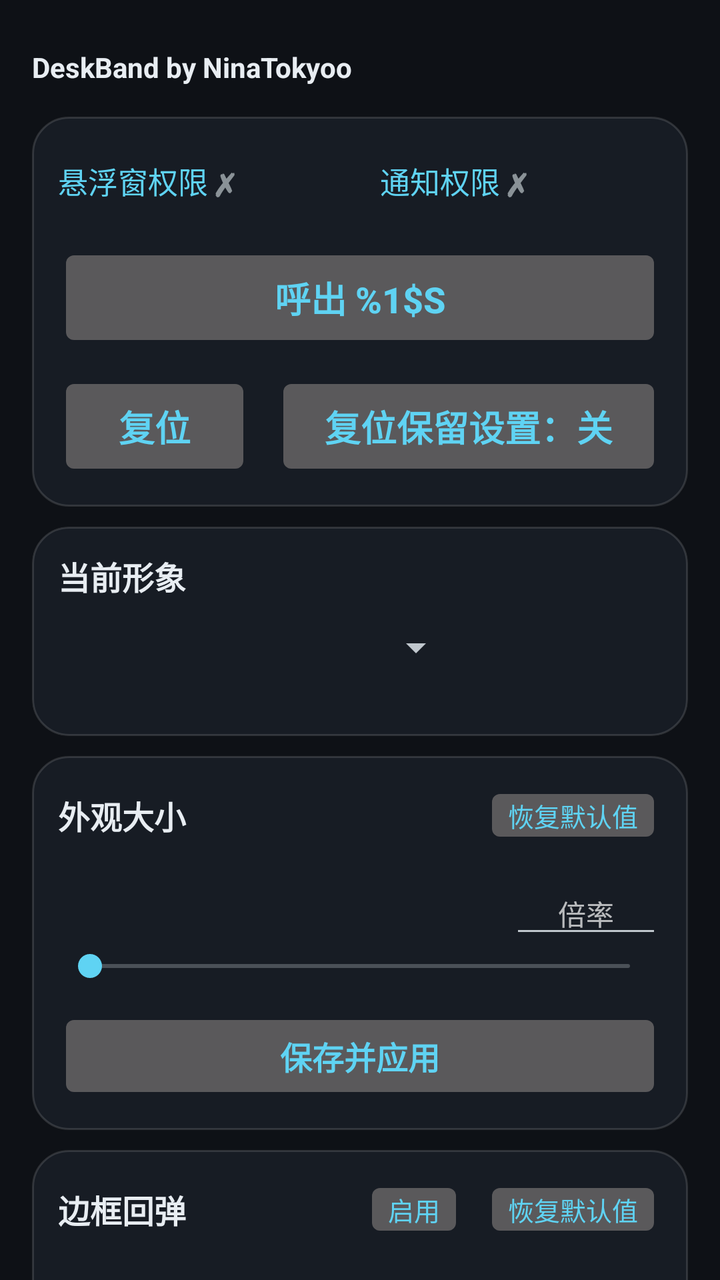
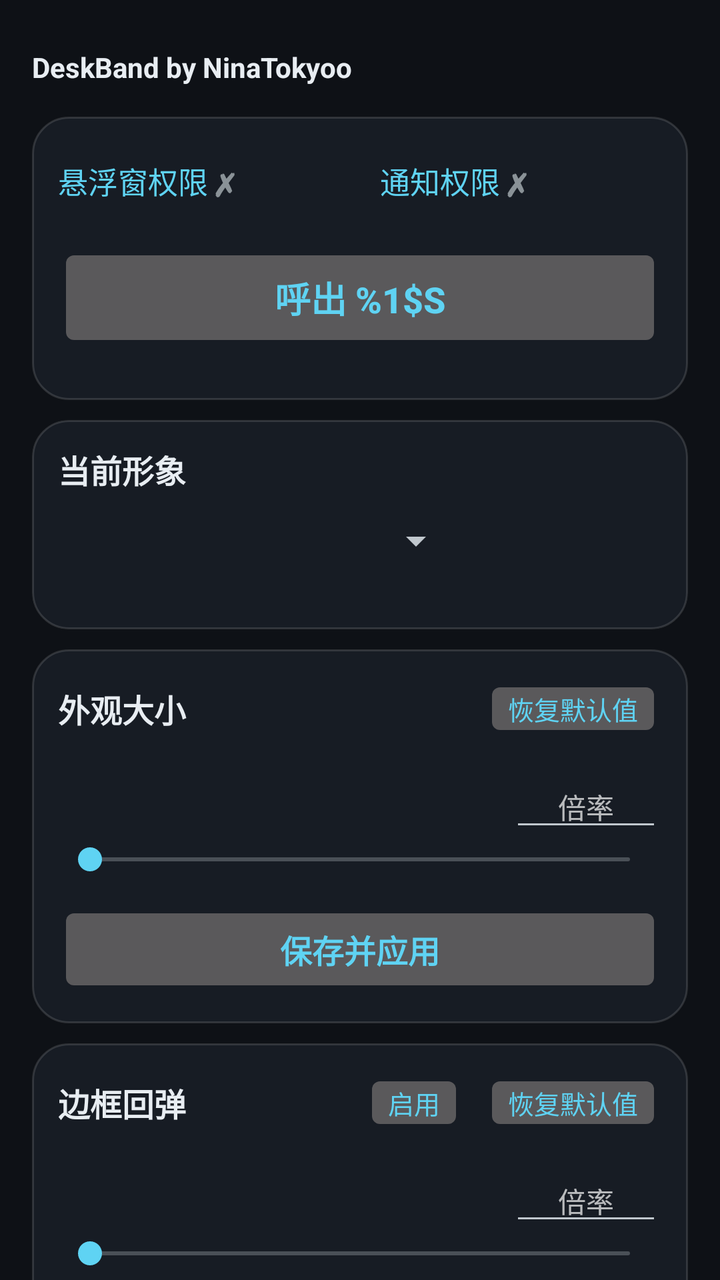

Two renders of the same Android screen: before a commit and after it. Below are the layout's source before the change and the commit's diff.
<!-- AndroidManifest.xml: application theme AppTheme -->
<!-- res/layout/activity_main.xml -->
<?xml version="1.0" encoding="utf-8"?>
<ScrollView xmlns:android="http://schemas.android.com/apk/res/android"
    android:id="@+id/root"
    android:layout_width="match_parent"
    android:layout_height="match_parent"
    android:fillViewport="true"
    android:background="@color/bg"
    android:overScrollMode="ifContentScrolls"
    android:scrollbarAlwaysDrawVerticalTrack="false"
    android:scrollbars="none">

    <LinearLayout
        android:layout_width="match_parent"
        android:layout_height="wrap_content"
        android:orientation="vertical"
        android:paddingTop="8dp"
        android:paddingBottom="28dp">

        
        <TextView
            android:id="@+id/txtTitle"
            android:layout_width="match_parent"
            android:layout_height="wrap_content"
            android:layout_marginStart="16dp"
            android:layout_marginEnd="16dp"
            android:layout_marginTop="18dp"
            android:layout_marginBottom="6dp"
            android:maxLines="1"
            android:includeFontPadding="false"
            android:text="@string/ui_title"
            android:textColor="@color/text_primary"
            android:textStyle="bold" />

        
        <LinearLayout style="@style/Card" android:tag="card" android:layout_marginStart="16dp" android:layout_marginEnd="16dp">

            
            <LinearLayout
                android:layout_width="match_parent"
                android:layout_height="wrap_content"
                android:orientation="horizontal"
                android:baselineAligned="false">

                <LinearLayout
                    android:id="@+id/rowOverlay"
                    android:layout_width="0dp"
                    android:layout_height="wrap_content"
                    android:layout_weight="1"
                    android:orientation="horizontal"
                    android:gravity="center_vertical"
                    android:background="?android:attr/selectableItemBackground"
                    android:paddingTop="8dp"
                    android:paddingBottom="8dp">

                    <TextView
                        android:id="@+id/txtPermOverlay"
                        android:layout_width="wrap_content"
                        android:layout_height="wrap_content"
                        android:maxLines="1"
                        android:ellipsize="end"
                        android:text="@string/perm_overlay"
                        android:textColor="@color/accent"
                        android:textSize="15sp" />

                    <TextView
                        android:id="@+id/markOverlay"
                        android:layout_width="wrap_content"
                        android:layout_height="wrap_content"
                        android:layout_marginStart="3dp"
                        android:textSize="16sp"
                        android:textStyle="bold"
                        android:text="@string/perm_missing_mark" />
                </LinearLayout>

                <LinearLayout
                    android:id="@+id/rowNotify"
                    android:layout_width="0dp"
                    android:layout_height="wrap_content"
                    android:layout_weight="1"
                    android:layout_marginStart="20dp"
                    android:orientation="horizontal"
                    android:gravity="center_vertical"
                    android:background="?android:attr/selectableItemBackground"
                    android:paddingTop="8dp"
                    android:paddingBottom="8dp">

                    <TextView
                        android:id="@+id/txtPermNotify"
                        android:layout_width="wrap_content"
                        android:layout_height="wrap_content"
                        android:maxLines="1"
                        android:ellipsize="end"
                        android:text="@string/perm_notify"
                        android:textColor="@color/accent"
                        android:textSize="15sp" />

                    <TextView
                        android:id="@+id/markNotify"
                        android:layout_width="wrap_content"
                        android:layout_height="wrap_content"
                        android:layout_marginStart="3dp"
                        android:textSize="16sp"
                        android:textStyle="bold"
                        android:text="@string/perm_missing_mark" />
                </LinearLayout>
            </LinearLayout>

            
            <Button
                android:id="@+id/btnToggle"
                style="@style/BigButton"
                android:layout_marginTop="12dp"
                android:maxLines="1"
                android:ellipsize="end"
                android:text="@string/btn_summon" />

            <LinearLayout
                android:layout_width="match_parent"
                android:layout_height="wrap_content"
                android:layout_marginTop="10dp"
                android:orientation="horizontal"
                android:baselineAligned="false">

                <Button
                    android:id="@+id/btnReset"
                    style="@style/BigButton"
                    android:layout_width="0dp"
                    android:layout_height="match_parent"
                    android:layout_weight="1"
                    android:layout_marginTop="0dp"
                    android:maxLines="1"
                    android:text="@string/btn_reset" />

                <Button
                    android:id="@+id/btnResetKeep"
                    style="@style/BigButton"
                    android:layout_width="0dp"
                    android:layout_height="match_parent"
                    android:layout_weight="2"
                    android:layout_marginTop="0dp"
                    android:layout_marginStart="12dp"
                    android:maxLines="1"
                    android:ellipsize="end"
                    android:text="@string/reset_keep_off" />
            </LinearLayout>
        </LinearLayout>

        
        <LinearLayout
            style="@style/Card"
            android:tag="card"
            android:padding="0dp"
            android:clipToOutline="true"
            android:layout_marginStart="16dp"
            android:layout_marginEnd="16dp">

            <FrameLayout
                android:layout_width="match_parent"
                android:layout_height="wrap_content">

                <LinearLayout
                    android:layout_width="match_parent"
                    android:layout_height="wrap_content"
                    android:orientation="vertical"
                    android:padding="13dp">

                    <TextView
                        style="@style/CardTitle"
                        android:text="@string/section_skin" />

                    <Spinner
                        android:id="@+id/spinnerSkin"
                        android:layout_width="match_parent"
                        android:layout_height="wrap_content"
                        android:layout_marginTop="12dp"
                        android:layout_marginEnd="99dp"
                        android:popupAnimationStyle="@style/SpinnerPopupAnim" />
                </LinearLayout>

                
                <ImageView
                    android:id="@+id/imgCornerPreview"
                    android:layout_width="104dp"
                    android:layout_height="104dp"
                    android:layout_gravity="end|bottom"
                    android:layout_marginEnd="0.75dp"
                    android:layout_marginBottom="0.75dp"
                    android:scaleType="matrix"
                    android:clickable="false"
                    android:focusable="false"
                    android:importantForAccessibility="no" />
            </FrameLayout>
        </LinearLayout>

        
        <LinearLayout style="@style/Card" android:tag="card" android:layout_marginStart="16dp" android:layout_marginEnd="16dp">

            <LinearLayout style="@style/CardTitleRow">

                <TextView
                    style="@style/CardTitle"
                    android:layout_width="0dp"
                    android:layout_weight="1"
                    android:text="@string/section_look" />

                <Button
                    android:id="@+id/btnResetSize"
                    style="@style/CardAction"
                    android:text="@string/restore_default" />
            </LinearLayout>

            
            <LinearLayout
                android:layout_width="match_parent"
                android:layout_height="wrap_content"
                android:layout_marginTop="12dp"
                android:orientation="horizontal"
                android:gravity="center_vertical">

                <TextView
                    android:id="@+id/txtSize"
                    android:layout_width="0dp"
                    android:layout_height="wrap_content"
                    android:layout_weight="1"
                    android:maxLines="1"
                    android:ellipsize="end"
                    android:textColor="@color/text_secondary"
                    android:textSize="13sp" />

                <EditText
                    android:id="@+id/editSize"
                    android:layout_width="76dp"
                    android:layout_height="wrap_content"
                    android:layout_marginStart="10dp"
                    android:inputType="numberDecimal"
                    android:imeOptions="actionDone"
                    android:maxLength="5"
                    android:textSize="14sp"
                    android:gravity="center"
                    android:hint="@string/size_input" />
            </LinearLayout>

            <SeekBar
                android:id="@+id/seekSize"
                android:layout_width="match_parent"
                android:layout_height="wrap_content" />

            <Button
                android:id="@+id/btnSaveSize"
                style="@style/PrimaryButton"
                android:text="@string/save_apply" />
        </LinearLayout>

        
        <LinearLayout style="@style/Card" android:tag="card" android:layout_marginStart="16dp" android:layout_marginEnd="16dp">

            <LinearLayout style="@style/CardTitleRow">

                <TextView
                    style="@style/CardTitle"
                    android:layout_width="0dp"
                    android:layout_weight="1"
                    android:text="@string/section_bounce" />

                
                <Button
                    android:id="@+id/btnBounceToggle"
                    style="@style/CardAction"
                    android:text="@string/bounce_on" />

                <Button
                    android:id="@+id/btnResetBounce"
                    style="@style/CardAction"
                    android:text="@string/restore_default" />
            </LinearLayout>

            
            <LinearLayout
                android:layout_width="match_parent"
                android:layout_height="wrap_content"
                android:layout_marginTop="12dp"
                android:orientation="horizontal"
                android:gravity="center_vertical">

                <TextView
                    android:id="@+id/txtBounceAmp"
                    android:layout_width="0dp"
                    android:layout_height="wrap_content"
                    android:layout_weight="1"
                    android:maxLines="1"
                    android:ellipsize="end"
                    android:textColor="@color/text_secondary"
                    android:textSize="13sp" />

                <EditText
                    android:id="@+id/editBounceAmp"
                    android:layout_width="76dp"
                    android:layout_height="wrap_content"
                    android:layout_marginStart="10dp"
                    android:inputType="numberDecimal"
                    android:imeOptions="actionDone"
                    android:maxLength="5"
                    android:textSize="14sp"
                    android:gravity="center"
                    android:hint="@string/bounce_amp_input" />
            </LinearLayout>

            <SeekBar
                android:id="@+id/seekBounceAmp"
                android:layout_width="match_parent"
                android:layout_height="wrap_content" />

            
            <LinearLayout
                android:layout_width="match_parent"
                android:layout_height="wrap_content"
                android:layout_marginTop="8dp"
                android:orientation="horizontal"
                android:gravity="center_vertical">

                <TextView
                    android:id="@+id/txtBounceMs"
                    android:layout_width="0dp"
                    android:layout_height="wrap_content"
                    android:layout_weight="1"
                    android:maxLines="1"
                    android:ellipsize="end"
                    android:textColor="@color/text_secondary"
                    android:textSize="13sp" />

                <EditText
                    android:id="@+id/editBounceMs"
                    android:layout_width="76dp"
                    android:layout_height="wrap_content"
                    android:layout_marginStart="10dp"
                    android:inputType="numberDecimal"
                    android:imeOptions="actionDone"
                    android:maxLength="5"
                    android:textSize="14sp"
                    android:gravity="center"
                    android:hint="@string/bounce_ms_input" />
            </LinearLayout>

            <SeekBar
                android:id="@+id/seekBounceMs"
                android:layout_width="match_parent"
                android:layout_height="wrap_content" />

            <Button
                android:id="@+id/btnSaveBounce"
                style="@style/PrimaryButton"
                android:text="@string/save_apply" />
        </LinearLayout>

        
        <LinearLayout style="@style/Card" android:tag="card" android:layout_marginStart="16dp" android:layout_marginEnd="16dp">

            <TextView
                style="@style/CardTitle"
                android:text="@string/section_notify" />

            <EditText
                android:id="@+id/editNotify"
                android:layout_width="match_parent"
                android:layout_height="wrap_content"
                android:layout_marginTop="12dp"
                android:inputType="text"
                android:imeOptions="actionDone"
                android:maxLength="40"
                android:maxLines="2"
                android:textSize="15sp"
                android:hint="@string/notify_input" />

            <TextView
                android:id="@+id/txtNotifyCount"
                android:layout_width="match_parent"
                android:layout_height="wrap_content"
                android:layout_marginTop="4dp"
                android:textColor="@color/text_secondary"
                android:textSize="12sp" />

            <Button
                android:id="@+id/btnSaveNotify"
                style="@style/PrimaryButton"
                android:layout_marginTop="10dp"
                android:text="@string/save_apply" />
        </LinearLayout>

        
        <LinearLayout
            style="@style/Card"
            android:tag="card"
            android:layout_marginStart="16dp"
            android:layout_marginEnd="16dp">

            <TextView
                style="@style/CardTitle"
                android:text="@string/section_theme" />

            <Spinner
                android:id="@+id/spinnerTheme"
                android:layout_width="match_parent"
                android:layout_height="wrap_content"
                android:layout_marginTop="12dp"
                android:popupAnimationStyle="@style/SpinnerPopupAnim" />
        </LinearLayout>
    </LinearLayout>
</ScrollView>
<!-- resources referenced by this layout -->
<resources>
  <color name="accent">#5FD3F3</color>
  <color name="bg">#0E1116</color>
  <color name="text_primary">#E8EDF2</color>
  <color name="text_secondary">#93A1B0</color>
  <string name="bounce_amp_input">倍率</string>
  <string name="bounce_ms_input">倍率</string>
  <string name="bounce_on">启用</string>
  <string name="btn_reset">复位</string>
  <string name="btn_summon">呼出 %1$s</string>
  <string name="notify_input">留空使用默认文案</string>
  <string name="perm_missing_mark">✗</string>
  <string name="perm_notify">通知权限</string>
  <string name="perm_overlay">悬浮窗权限</string>
  <string name="reset_keep_off">复位保留设置：关</string>
  <string name="restore_default">恢复默认值</string>
  <string name="save_apply">保存并应用</string>
  <string name="section_bounce">边框回弹</string>
  <string name="section_look">外观大小</string>
  <string name="section_notify">通知栏内容</string>
  <string name="section_skin">当前形象</string>
  <string name="section_theme">外观模式</string>
  <string name="size_input">倍率</string>
  <string name="ui_title">DeskBand by NinaTokyoo</string>
  <style name="BigButton" parent="PrimaryButton">
          <item name="android:textSize">18sp</item>
          <item name="android:paddingTop">14dp</item>
          <item name="android:paddingBottom">14dp</item>
          <item name="android:layout_marginTop">12dp</item>
      </style>
  <style name="Card">
          <item name="android:layout_width">match_parent</item>
          <item name="android:layout_height">wrap_content</item>
          <item name="android:orientation">vertical</item>
          <item name="android:background">@drawable/card_bg</item>
          <item name="android:padding">13dp</item>
          <item name="android:layout_marginTop">10dp</item>
      </style>
  <style name="CardTitle">
          <item name="android:layout_width">wrap_content</item>
          <item name="android:layout_height">wrap_content</item>
          <item name="android:textColor">@color/text_primary</item>
          <item name="android:textSize">16sp</item>
          <item name="android:textStyle">bold</item>
      </style>
  <style name="CardTitleRow">
          <item name="android:layout_width">match_parent</item>
          <item name="android:layout_height">wrap_content</item>
          <item name="android:orientation">horizontal</item>
          <item name="android:gravity">center_vertical</item>
      </style>
  <style name="PrimaryButton">
          <item name="android:layout_width">match_parent</item>
          <item name="android:layout_height">wrap_content</item>
          <item name="android:layout_marginTop">12dp</item>
          <item name="android:textColor">@color/accent</item>
          <item name="android:textSize">16sp</item>
          <item name="android:textStyle">bold</item>
          <item name="android:paddingTop">11dp</item>
          <item name="android:paddingBottom">11dp</item>
          <item name="android:stateListAnimator">@null</item>
      </style>
  <style name="SpinnerPopupAnim">
          <item name="android:windowEnterAnimation">@android:anim/fade_in</item>
          <item name="android:windowExitAnimation">@android:anim/fade_out</item>
      </style>
  <style name="AppTheme" parent="@android:style/Theme.DeviceDefault.NoActionBar">
          <item name="android:windowBackground">@color/bg</item>
          <item name="android:colorAccent">@color/accent</item>
          <item name="android:statusBarColor">@android:color/transparent</item>
          <item name="android:navigationBarColor">@android:color/transparent</item>
          <item name="android:windowLightStatusBar">false</item>
      </style>
  <!-- drawable card_bg (drawable) -->
  <?xml version="1.0" encoding="utf-8"?>
  <shape xmlns:android="http://schemas.android.com/apk/res/android"
      android:shape="rectangle">
      <solid android:color="@color/card" />
      <corners android:radius="18dp" />
      <stroke android:width="1dp" android:color="@color/card_stroke" />
  </shape>
  <color name="card">#171C24</color>
  <color name="card_stroke">#22FFFFFF</color>
  <!-- unchanged entries left out for length: 1 -->
</resources>

<!-- the commit's change to res/layout/activity_main.xml (unified diff, before → after) -->
@@ -124,21 +124,27 @@
                 <Button
                     android:id="@+id/btnReset"
                     style="@style/BigButton"
-                    android:layout_width="0dp"
+                    android:layout_width="wrap_content"
                     android:layout_height="match_parent"
-                    android:layout_weight="1"
                     android:layout_marginTop="0dp"
+                    android:paddingStart="26dp"
+                    android:paddingEnd="26dp"
                     android:maxLines="1"
                     android:text="@string/btn_reset" />
+
+                <Space
+                    android:layout_width="0dp"
+                    android:layout_height="1dp"
+                    android:layout_weight="1" />
 
                 <Button
                     android:id="@+id/btnResetKeep"
                     style="@style/BigButton"
-                    android:layout_width="0dp"
+                    android:layout_width="wrap_content"
                     android:layout_height="match_parent"
-                    android:layout_weight="2"
                     android:layout_marginTop="0dp"
-                    android:layout_marginStart="12dp"
+                    android:paddingStart="26dp"
+                    android:paddingEnd="26dp"
                     android:maxLines="1"
                     android:ellipsize="end"
                     android:text="@string/reset_keep_off" />
